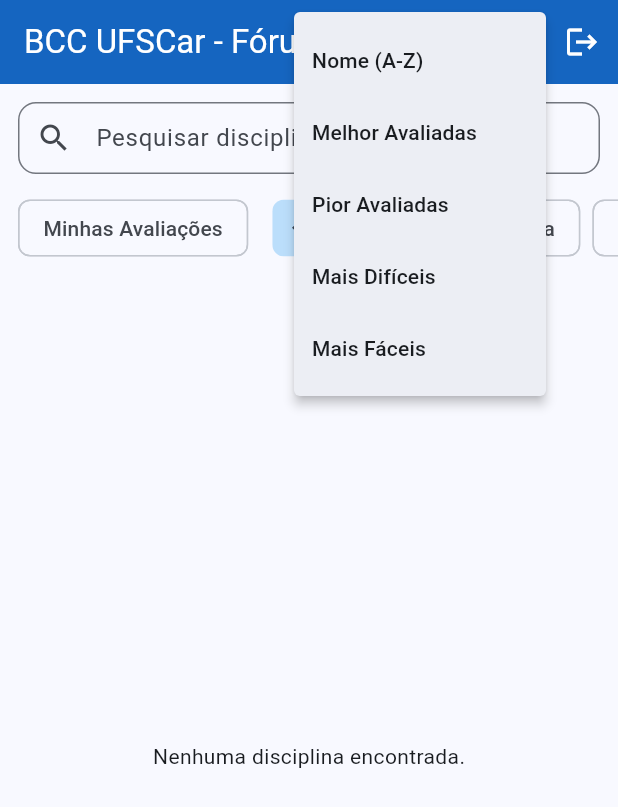
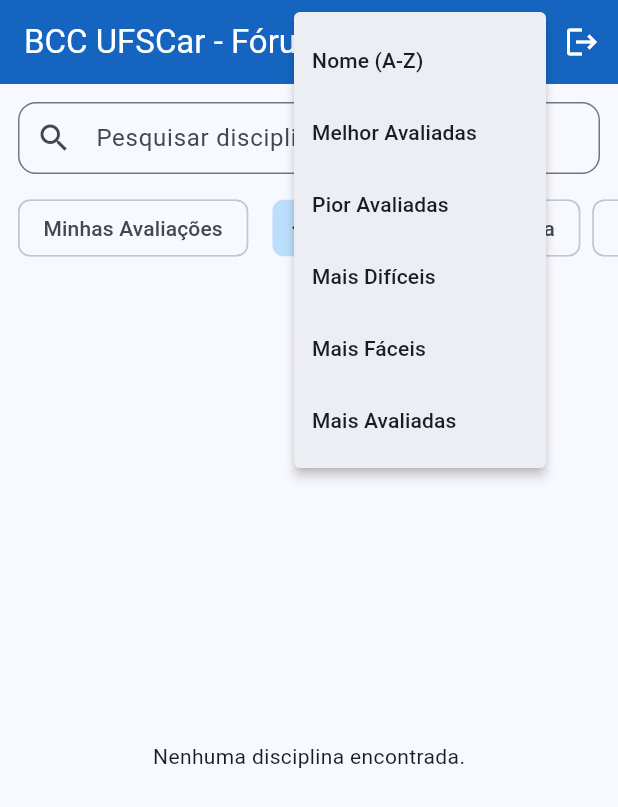
Before and after one commit to PedroADorighello/BCC-Forum, a Flutter app: the screen it shows once a user with an empty profile is signed in, after a tap on the "sort" icon, on a phone screen of 412 x 824 dp. Shown: the top 807 px of the screen. Run offline on Flutter 3.47's test engine with Material 3 defaults, Android fonts, the phone set to English and light mode, and no system bars; our stand-ins replace cloud_firestore, firebase_auth, firebase_core, flutter_rating_bar; accounts and stored records are empty.

Commit message:
atualização das materias

```diff
--- a/lib/screens/home_screen.dart
+++ b/lib/screens/home_screen.dart
@@ -106,6 +106,10 @@
               const PopupMenuItem(
                 value: 'Mais Fáceis',
                 child: Text('Mais Fáceis'),
+              ),
+              const PopupMenuItem(
+                value: 'Mais Avaliadas',
+                child: Text('Mais Avaliadas'),
               ),
             ],
           ),
@@ -269,6 +273,8 @@
                       if (a.votos == 0 && b.votos > 0) return 1;
                       if (b.votos == 0 && a.votos > 0) return -1;
                       return a.mediaDificuldade.compareTo(b.mediaDificuldade);
+                    case 'Mais Avaliadas':
+                      return b.votos.compareTo(a.votos);
                     case 'Nome (A-Z)':
                     default:
                       return a.nome.compareTo(b.nome);
@@ -284,7 +290,6 @@
                 return Column(
                   crossAxisAlignment: CrossAxisAlignment.start,
                   children: [
-                    // O Contador de Disciplinas
                     Padding(
                       padding: const EdgeInsets.symmetric(
                         horizontal: 16.0,
```
